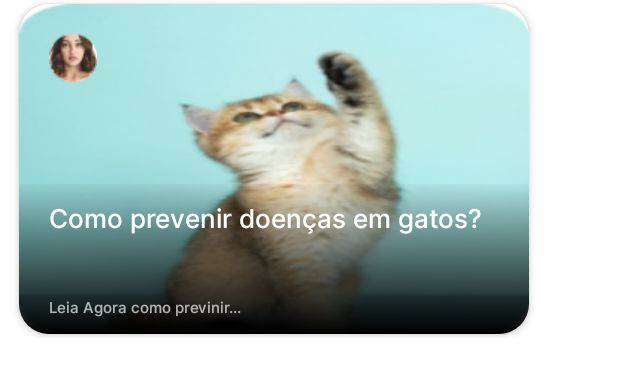
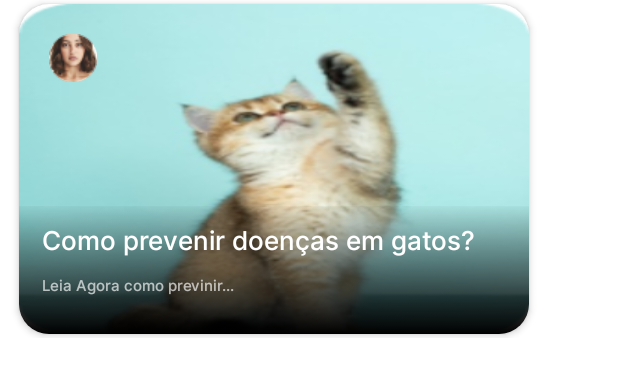
Before and after one commit to FelipeDourado0/PetSaver, an Android app built with Jetpack Compose: the layout item_list_vocesabia_home.xml on its own in the app's theme, with its tools: preview values and no code run, on a phone screen of 412 x 824 dp. Shown: the top 376 px of the screen. Run offline under Robolectric (Android 15) with nearby library versions, the phone set to English and light mode, and no system bars.

Commit message:
Terminando adaptação da lista

```diff
--- a/app/src/main/res/layout/item_list_vocesabia_home.xml
+++ b/app/src/main/res/layout/item_list_vocesabia_home.xml
@@ -40,7 +40,7 @@
             <ImageView
                 android:id="@+id/detalheFundo"
                 android:layout_width="match_parent"
-                android:layout_height="100dp"
+                android:layout_height="85dp"
                 android:background="@drawable/detalhe_card_home"
                 app:layout_constraintBottom_toBottomOf="parent"
                 app:layout_constraintEnd_toEndOf="parent"
@@ -49,8 +49,8 @@
             <TextView
                 android:id="@+id/title_item_card"
                 android:layout_width="330dp"
-                android:layout_height="50dp"
-                android:layout_marginLeft="20dp"
+                android:layout_height="wrap_content"
+                android:layout_marginLeft="15dp"
                 android:layout_marginTop="10dp"
                 android:fontFamily="@font/inter_medium"
                 android:text="@string/titulo_item_card"
@@ -63,13 +63,13 @@
                 android:id="@+id/subTitle_item_card"
                 android:layout_width="160dp"
                 android:layout_height="15dp"
-                android:layout_marginBottom="10dp"
+                android:layout_marginTop="10dp"
                 android:fontFamily="@font/inter_medium"
                 android:text="@string/chamada_item_card"
                 android:textColor="@color/semi_Trasparent"
                 android:textSize="10dp"
-                app:layout_constraintBottom_toBottomOf="parent"
-                app:layout_constraintStart_toStartOf="@+id/title_item_card" />
+                app:layout_constraintStart_toStartOf="@+id/title_item_card"
+                app:layout_constraintTop_toBottomOf="@+id/title_item_card" />
 
             <ImageView
                 android:id="@+id/photoPerfil"
```
Also changed, not shown: app/src/main/res/layout/fragment_home.xml (+5 -5 lines), app/src/main/res/layout/item_list_explore_home.xml (+3 -4 lines).
